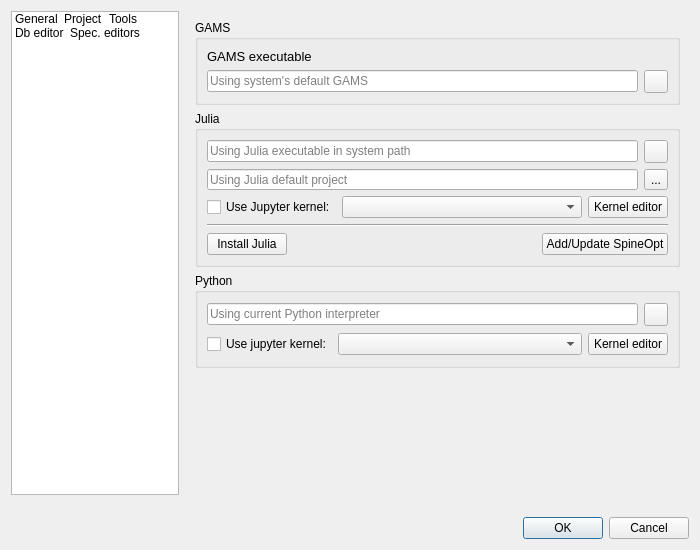
Qt form spinetoolbox/ui/settings.ui (spine-tools/Spine-Toolbox) before a commit.
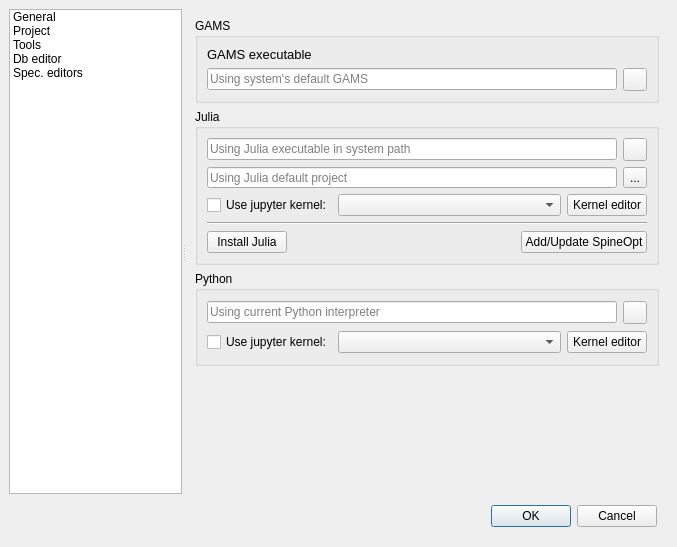
The same form after that commit. The open tabs and pages were chosen to show the change. Icons and pictures are not drawn. Custom widgets are drawn as their Qt base class.

Commit message:
Reapply fixes to settings ui after bad merge
Re Spine-project/spine-engine#36

The edit to the form file:
```diff
--- a/spinetoolbox/ui/settings.ui
+++ b/spinetoolbox/ui/settings.ui
@@ -21,20 +21,20 @@
    <rect>
     <x>0</x>
     <y>0</y>
-    <width>700</width>
-    <height>550</height>
+    <width>677</width>
+    <height>547</height>
    </rect>
   </property>
   <property name="sizePolicy">
-   <sizepolicy hsizetype="MinimumExpanding" vsizetype="MinimumExpanding">
+   <sizepolicy hsizetype="Preferred" vsizetype="Preferred">
     <horstretch>0</horstretch>
     <verstretch>0</verstretch>
    </sizepolicy>
   </property>
   <property name="minimumSize">
    <size>
-    <width>700</width>
-    <height>550</height>
+    <width>500</width>
+    <height>350</height>
    </size>
   </property>
   <property name="maximumSize">
@@ -63,38 +63,34 @@
     <number>0</number>
    </property>
    <property name="leftMargin">
-    <number>0</number>
+    <number>9</number>
    </property>
    <property name="topMargin">
-    <number>0</number>
+    <number>9</number>
    </property>
    <property name="rightMargin">
-    <number>0</number>
+    <number>9</number>
    </property>
    <property name="bottomMargin">
-    <number>0</number>
+    <number>9</number>
    </property>
    <item>
-    <layout class="QHBoxLayout" name="horizontalLayout_2">
-     <property name="spacing">
-      <number>7</number>
+    <widget class="QSplitter" name="splitter">
+     <property name="sizePolicy">
+      <sizepolicy hsizetype="Expanding" vsizetype="Preferred">
+       <horstretch>0</horstretch>
+       <verstretch>0</verstretch>
+      </sizepolicy>
      </property>
-     <property name="leftMargin">
-      <number>11</number>
+     <property name="orientation">
+      <enum>Qt::Horizontal</enum>
      </property>
-     <property name="topMargin">
-      <number>11</number>
+     <property name="childrenCollapsible">
+      <bool>false</bool>
      </property>
-     <property name="rightMargin">
-      <number>11</number>
-     </property>
-     <property name="bottomMargin">
-      <number>11</number>
-     </property>
-     <item>
       <widget class="QListWidget" name="listWidget">
        <property name="sizePolicy">
-        <sizepolicy hsizetype="Expanding" vsizetype="Expanding">
+       <sizepolicy hsizetype="Preferred" vsizetype="Preferred">
          <horstretch>1</horstretch>
          <verstretch>0</verstretch>
         </sizepolicy>
@@ -124,10 +120,10 @@
         <enum>QListView::Static</enum>
        </property>
        <property name="flow">
-        <enum>QListView::LeftToRight</enum>
+       <enum>QListView::TopToBottom</enum>
        </property>
        <property name="isWrapping" stdset="0">
-        <bool>true</bool>
+       <bool>false</bool>
        </property>
        <property name="resizeMode">
         <enum>QListView::Fixed</enum>
@@ -199,12 +195,10 @@
         </property>
        </item>
       </widget>
-     </item>
-     <item>
       <widget class="QStackedWidget" name="stackedWidget">
        <property name="sizePolicy">
         <sizepolicy hsizetype="Preferred" vsizetype="Preferred">
-         <horstretch>3</horstretch>
+        <horstretch>2</horstretch>
          <verstretch>0</verstretch>
         </sizepolicy>
        </property>
@@ -850,7 +844,7 @@
               <item>
                <widget class="QCheckBox" name="checkBox_use_julia_kernel">
                 <property name="text">
-                 <string>Use Jupyter kernel:</string>
+                <string>Use jupyter kernel:</string>
                 </property>
                </widget>
               </item>
@@ -1191,11 +1185,13 @@
         </layout>
        </widget>
       </widget>
-     </item>
-    </layout>
+    </widget>
    </item>
    <item>
     <layout class="QHBoxLayout" name="horizontalLayout">
+     <property name="spacing">
+      <number>6</number>
+     </property>
      <property name="leftMargin">
       <number>11</number>
      </property>
@@ -1210,9 +1206,15 @@
      </property>
      <item>
       <widget class="QDialogButtonBox" name="buttonBox">
+       <property name="orientation">
+        <enum>Qt::Horizontal</enum>
+       </property>
        <property name="standardButtons">
         <set>QDialogButtonBox::Cancel|QDialogButtonBox::Ok</set>
        </property>
+       <property name="centerButtons">
+        <bool>false</bool>
+       </property>
       </widget>
      </item>
     </layout>
```
Left out of the diff: 25 changed lines with no effect on the pictures. Lines whose indentation alone changed are shown as unchanged. The commit also changes 1 other file.
